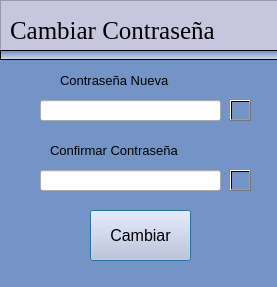
First picture: the form in pythonProject/vistas/cambiarPass.ui, repository francisco2124/Cognidron-EEG-Version1.0, before the edit.
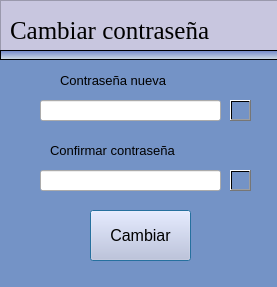
Second picture: the form after the edit. Icons and pictures are not drawn.

Patch:
```diff
--- a/pythonProject/vistas/cambiarPass.ui
+++ b/pythonProject/vistas/cambiarPass.ui
@@ -82,7 +82,7 @@
 font: 75 19pt &quot;Times New Roman&quot;;</string>
     </property>
     <property name="text">
-     <string>Cambiar Contraseña</string>
+     <string>Cambiar contraseña</string>
     </property>
    </widget>
    <widget class="QLabel" name="label_23">
@@ -149,7 +149,7 @@
     </font>
    </property>
    <property name="text">
-    <string>Contraseña Nueva</string>
+    <string>Contraseña nueva</string>
    </property>
   </widget>
   <widget class="QLineEdit" name="leCofirnarPassword_2">
@@ -216,7 +216,7 @@
     </font>
    </property>
    <property name="text">
-    <string>Confirmar Contraseña</string>
+    <string>Confirmar contraseña</string>
    </property>
   </widget>
   <widget class="QPushButton" name="btnVerPas_4">
```
